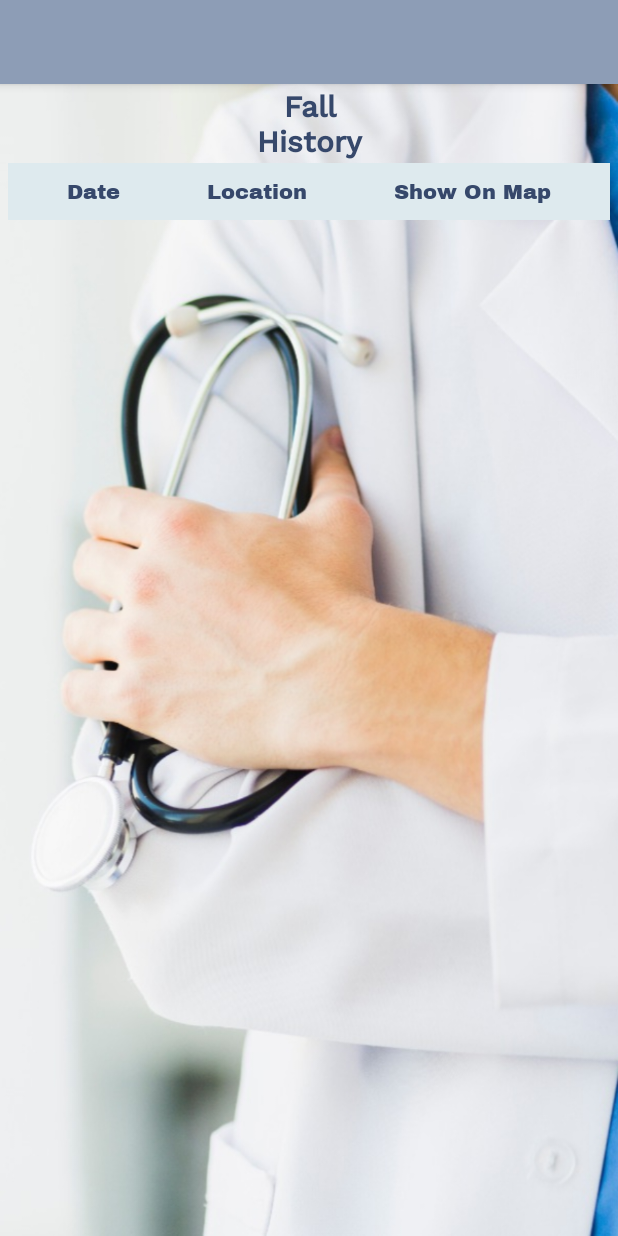
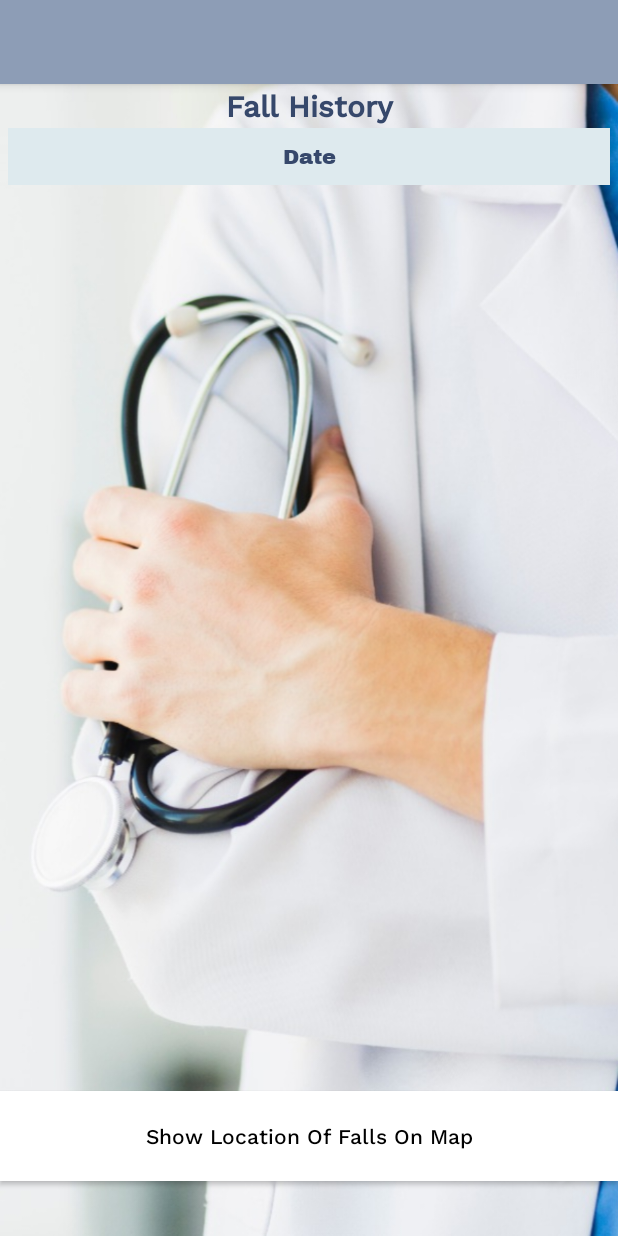
Before and after one commit to JasmineGranot/ArduinoWorkshopFireBase, an Android app: the FallHistory screen opened directly, with no data from a screen before it, on a phone screen of 412 x 824 dp. Run offline under Robolectric (Android 15) with nearby library versions, the phone set to English and light mode, and no system bars; our stand-ins replace Firebase (no records; nobody signed in at launch, a user with empty details on screens opened directly); Roboto replaces fonts that are not available here.

Commit message:
new fall  history page with new java code

```diff
--- a/ArduinoAndroidApplication/app/src/main/java/com/example/arduinoandroidapplication/FallHistory.java
+++ b/ArduinoAndroidApplication/app/src/main/java/com/example/arduinoandroidapplication/FallHistory.java
@@ -1,14 +1,128 @@
 package com.example.arduinoandroidapplication;
 
+import androidx.annotation.NonNull;
 import androidx.appcompat.app.AppCompatActivity;
 
 import android.os.Bundle;
+import android.view.View;
+import android.widget.TableLayout;
+import android.widget.TableRow;
+import android.widget.TextView;
+
+import com.google.firebase.database.DataSnapshot;
+import com.google.firebase.database.DatabaseError;
+import com.google.firebase.database.DatabaseReference;
+import com.google.firebase.database.FirebaseDatabase;
+import com.google.firebase.database.ValueEventListener;
+
+import java.util.HashMap;
+import java.util.LinkedList;
+import java.util.List;
+import java.util.Map;
 
 public class FallHistory extends AppCompatActivity {
+
+    private TableLayout layout;
+    private TableRow tableRow;
+    private TextView firstText;
+    private Map<String, String> map = new HashMap<>();
+    TableRow.LayoutParams lp = new TableRow.LayoutParams(TableRow.LayoutParams.WRAP_CONTENT);
 
     @Override
     protected void onCreate(Bundle savedInstanceState) {
         super.onCreate(savedInstanceState);
-        setContentView(R.layout.activity_fall_history);
+        setContentView(R.layout.activity_fall_history_new);
+
+
+        DatabaseReference dbref = FirebaseDatabase.getInstance().getReference().child("100/falls");
+
+        /*dbref.addChildEventListener(new ChildEventListener() {
+            @Override
+            public void onChildAdded(@NonNull DataSnapshot snapshot, @Nullable String previousChildName) {
+                map.put(snapshot.getKey(), snapshot.child("heart_rate").getValue().toString());
+                addDataToTable(map);
+                //notification("Anomaly pulse");
+            }
+
+            @Override
+            public void onChildChanged(@NonNull DataSnapshot snapshot, @Nullable String previousChildName) {
+                for(DataSnapshot ds : snapshot.getChildren()) {
+                    String date = ds.getKey();
+                    String heartBeat = ds.child("heart_rate").getValue().toString();
+                    map.put(date, heartBeat);
+                }
+
+                addDataToTable(map);
+            }
+
+            @Override
+            public void onChildRemoved(@NonNull DataSnapshot snapshot) {
+
+            }
+
+            @Override
+            public void onChildMoved(@NonNull DataSnapshot snapshot, @Nullable String previousChildName) {
+
+            }
+
+            @Override
+            public void onCancelled(@NonNull DatabaseError error) {
+
+            }
+        });*/
+
+        ValueEventListener valueEventListener = new ValueEventListener() {
+            @Override
+            public void onDataChange(DataSnapshot dataSnapshot) {
+                List<String> dateList = new LinkedList<>();
+                for (DataSnapshot ds : dataSnapshot.getChildren()) {
+                    String date = ds.getKey();
+                    dateList.add(date);
+                }
+
+                addDataToTable(dateList);
+            }
+
+            @Override
+            public void onCancelled(@NonNull DatabaseError error) {
+
+            }
+        };
+        dbref.addValueEventListener(valueEventListener);
     }
+
+
+    private void addDataToTable(List<String> dateList) {
+        layout = (TableLayout) findViewById(R.id.fallHistoryTableLayout);
+        View a = layout.getChildAt(0);
+        View b = layout.getChildAt(1);
+        layout.removeAllViews();
+        layout.addView(a);
+        layout.addView(b);
+
+        for(String date : dateList){
+            tableRow = new TableRow(this);
+            firstText = new TextView(this);
+            firstText.setLayoutParams(lp);
+            firstText.setText(date);
+            tableRow.addView(firstText);
+            layout.addView(tableRow);
+        }
+    }
+
+    /*private void notification(String msg){
+        if(Build.VERSION.SDK_INT >= Build.VERSION_CODES.O) {
+            NotificationChannel channel = new NotificationChannel("n", "n", NotificationManager.IMPORTANCE_DEFAULT);
+            NotificationManager manager = getSystemService(NotificationManager.class);
+            manager.createNotificationChannel(channel);
+        }
+
+        NotificationCompat.Builder builder = new NotificationCompat.Builder(this, "n")
+                .setContentText(String.format("New %s detected!", msg))
+                .setAutoCancel(true)
+                .setPriority( NotificationCompat.PRIORITY_MAX);
+
+        NotificationManagerCompat managerCompat = NotificationManagerCompat.from(this);
+        managerCompat.notify(999, builder.build());
+    }*/
 }
--- a/ArduinoAndroidApplication/app/src/main/res/layout/activity_fall_history.xml
+++ b/ArduinoAndroidApplication/app/src/main/res/layout/activity_fall_history.xml
@@ -1,7 +1,7 @@
 <?xml version="1.0" encoding="utf-8"?>
 
 <TableLayout xmlns:android="http://schemas.android.com/apk/res/android"
-    android:id="@+id/fallHistoryTableLayout"
+    android:id="@+id/fallHistoryTableLayoutNotGood"
     android:layout_width="match_parent"
     android:layout_height="match_parent"
     android:background="@drawable/login_page_background_1"
@@ -22,6 +22,8 @@
 
     <TableRow
         android:id="@+id/headerTableRow"
+        android:layout_width="match_parent"
+        android:layout_height="match_parent"
         android:background="#deeaee"
         android:padding="10dp">
 
@@ -45,15 +47,6 @@
             android:text="@string/location"
             android:textColor="#36486b" />
 
-        <TextView
-            android:id="@+id/showLocationColumn"
-            android:layout_width="wrap_content"
-            android:layout_height="wrap_content"
-            android:layout_weight="1"
-            android:fontFamily="@font/archivo_black"
-            android:gravity="center"
-            android:text="@string/show_location"
-            android:textColor="#36486b" />
+    </TableRow>
 
-    </TableRow>
 </TableLayout>
--- /dev/null
+++ b/ArduinoAndroidApplication/app/src/main/res/layout/activity_fall_history_new.xml
@@ -0,0 +1,65 @@
+<?xml version="1.0" encoding="utf-8"?>
+<androidx.constraintlayout.widget.ConstraintLayout
+    xmlns:android="http://schemas.android.com/apk/res/android"
+    xmlns:tools="http://schemas.android.com/tools"
+    android:layout_width="match_parent"
+    android:layout_height="match_parent">
+
+    <LinearLayout
+        android:layout_width="match_parent"
+        android:layout_height="match_parent"
+        android:orientation="vertical"
+        android:background="@drawable/login_page_background_1"
+        tools:layout_editor_absoluteX="-50dp"
+        tools:layout_editor_absoluteY="34dp">
+
+        <TableLayout
+            android:id="@+id/fallHistoryTableLayout"
+            android:layout_width="match_parent"
+            android:layout_height="671dp"
+            android:paddingLeft="5dp"
+            android:paddingRight="5dp">
+
+            <TextView
+                android:id="@+id/txt"
+                android:layout_width="wrap_content"
+                android:layout_height="wrap_content"
+                android:fontFamily="@font/work_sans_medium"
+                android:gravity="center"
+                android:text="@string/fall_history"
+                android:textColor="#36486b"
+                android:textSize="20sp"
+                android:textStyle="bold" />
+
+
+            <TableRow
+                android:id="@+id/headerTableRow"
+                android:layout_width="match_parent"
+                android:layout_height="match_parent"
+                android:background="#deeaee"
+                android:padding="10dp">
+
+                <TextView
+                    android:id="@+id/dateTextView"
+                    android:layout_width="wrap_content"
+                    android:layout_height="wrap_content"
+                    android:layout_weight="1"
+                    android:fontFamily="@font/archivo_black"
+                    android:gravity="center"
+                    android:text="@string/date_label"
+                    android:textColor="#36486b" />
+
+            </TableRow>
+
+        </TableLayout>
+
+        <Button
+            android:id="@+id/showOnMapButton"
+            style="@android:style/Widget.Button.Toggle"
+            android:layout_width="match_parent"
+            android:layout_height="60dp"
+            android:background="@android:color/white"
+            android:fontFamily="@font/work_sans_medium"
+            android:text="@string/show_location" />
+    </LinearLayout>
+</androidx.constraintlayout.widget.ConstraintLayout>
--- a/ArduinoAndroidApplication/app/src/main/res/values/strings.xml
+++ b/ArduinoAndroidApplication/app/src/main/res/values/strings.xml
@@ -13,7 +13,7 @@
     <string name="bracelet_id">Bracele\nID:</string>
     <string name="id">Bracelet ID</string>
     <string name="password_string">Password:</string>
-    <string name="fall_history">Fall\nHistory</string>
+    <string name="fall_history">Fall History</string>
     <string name="pulse_history">Pulse\nHistory</string>
     <string name="location">Location</string>
     <string name="emergency_call">Emergency\nCall</string>
@@ -22,5 +22,5 @@
     <string name="user_name">Your Name</string>
     <string name="current_pulse">Current\nPulse</string>
     <string name="bpm">BPM</string>
-    <string name="show_location">Show On Map</string>
+    <string name="show_location">Show Location Of Falls On Map</string>
 </resources>
```
Also changed, not shown: 1 other file.
